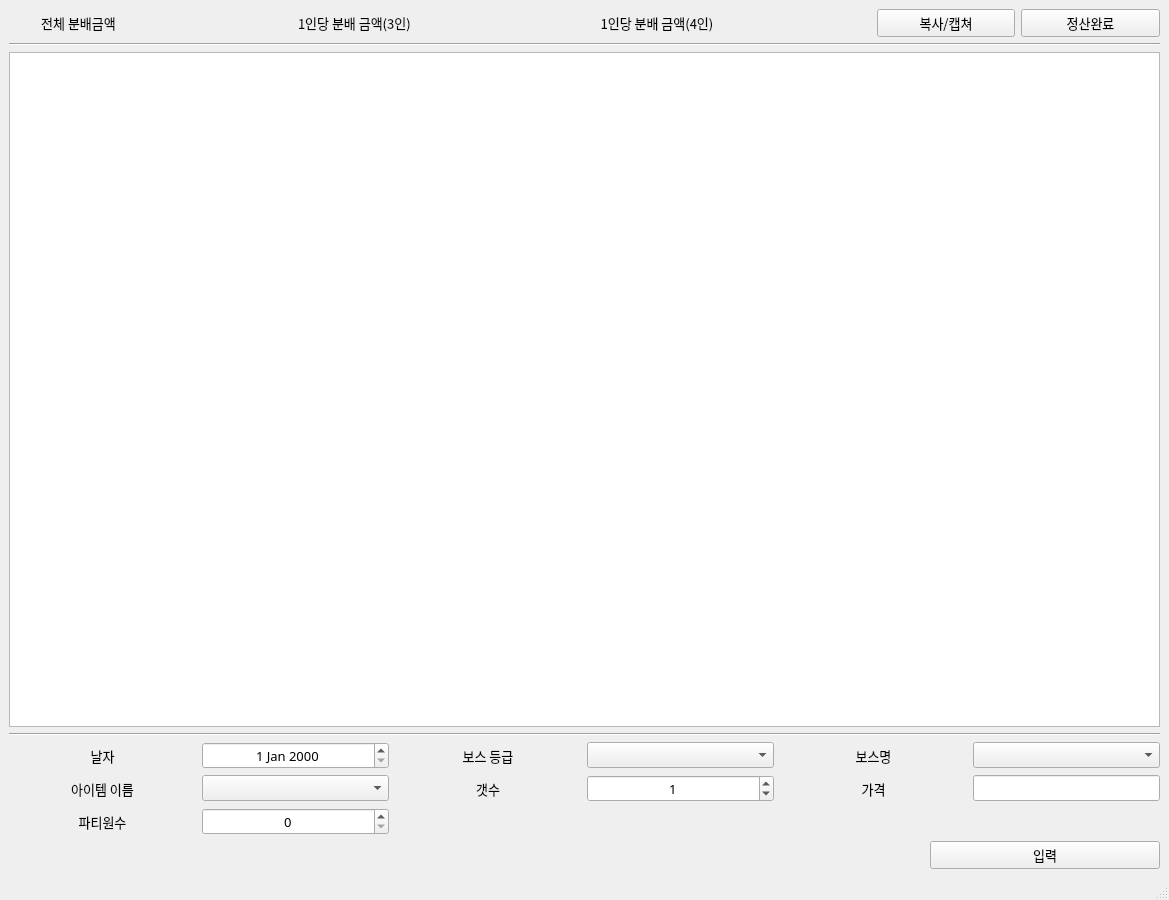
This is QtFramework/calculator/mainwindow.ui in Cydnus/Study_files as Qt 5 draws it before an edit. The edited form follows.
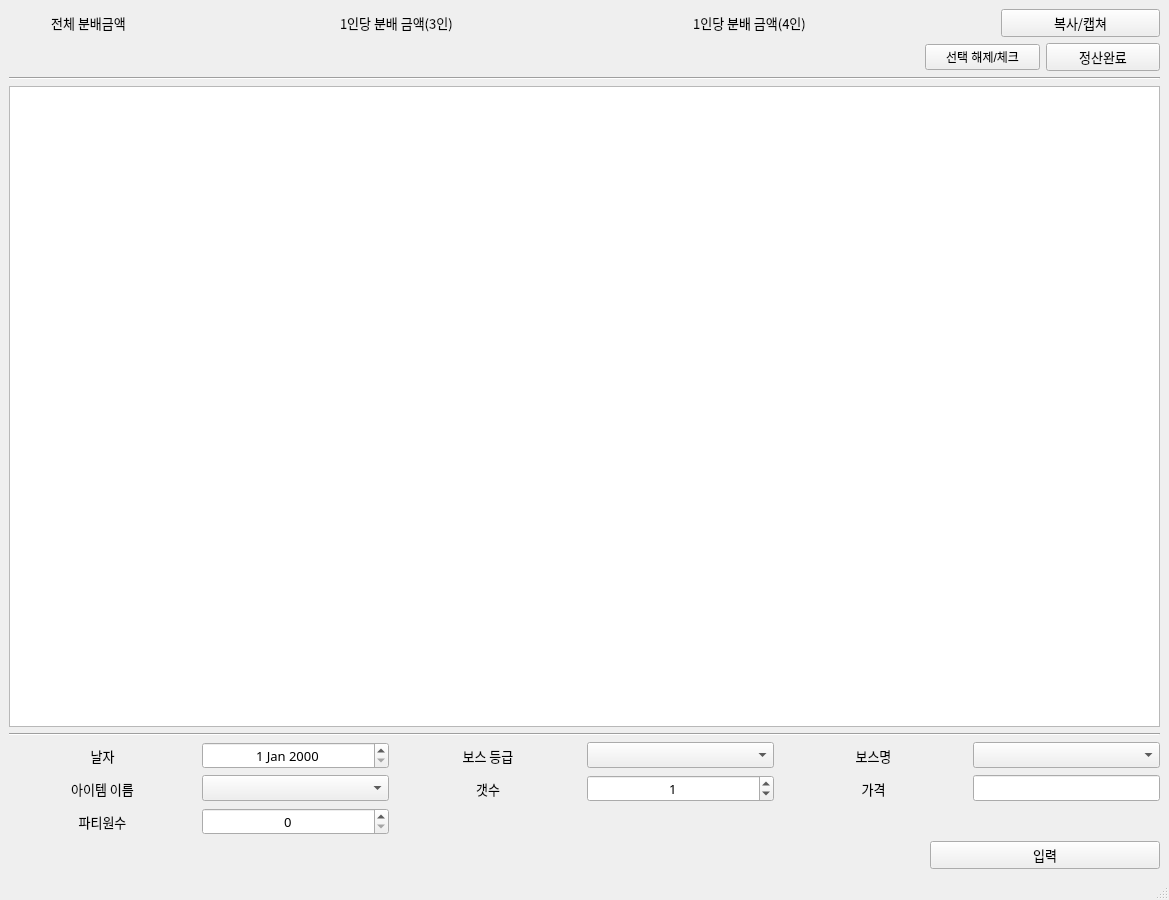
This is the edited form. Icons and pictures are not drawn.

Patch:
```diff
--- a/QtFramework/calculator/mainwindow.ui
+++ b/QtFramework/calculator/mainwindow.ui
@@ -141,6 +141,30 @@
           </property>
          </widget>
         </item>
+       </layout>
+      </item>
+      <item>
+       <layout class="QHBoxLayout" name="horizontalLayout_6" stretch="8,1,1">
+        <item>
+         <spacer name="horizontalSpacer_2">
+          <property name="orientation">
+           <enum>Qt::Horizontal</enum>
+          </property>
+          <property name="sizeHint" stdset="0">
+           <size>
+            <width>40</width>
+            <height>20</height>
+           </size>
+          </property>
+         </spacer>
+        </item>
+        <item>
+         <widget class="QPushButton" name="pbSelectCheck">
+          <property name="text">
+           <string>선택 해제/체크</string>
+          </property>
+         </widget>
+        </item>
         <item>
          <widget class="QPushButton" name="pbCalEnd">
           <property name="font">
```
